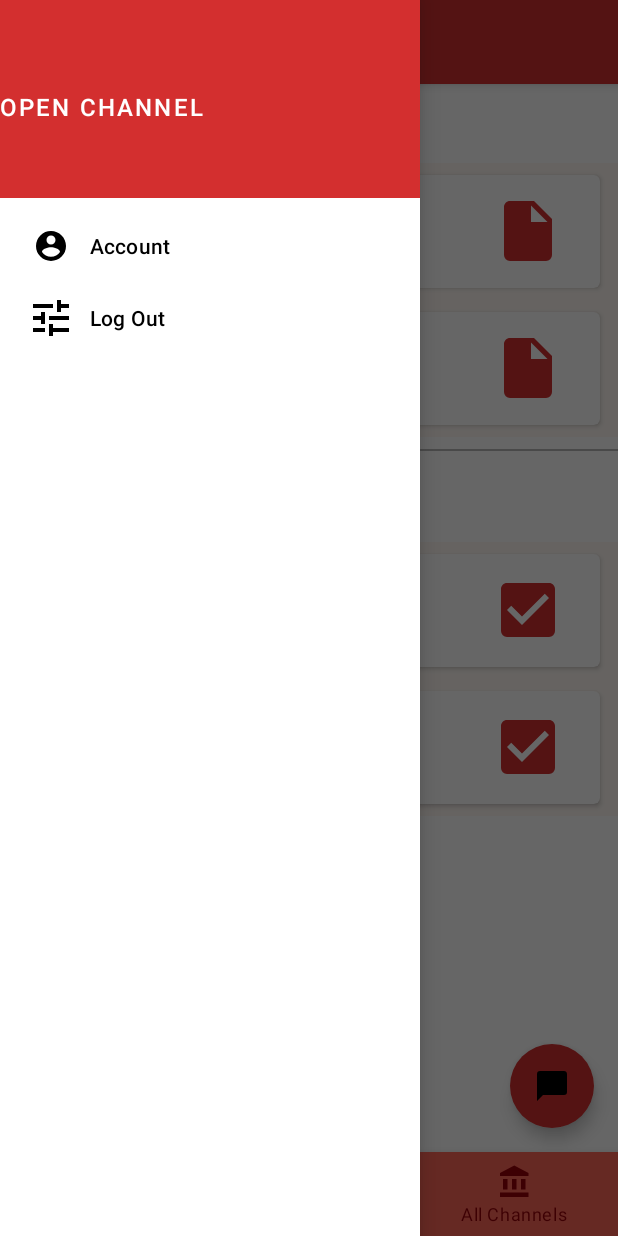
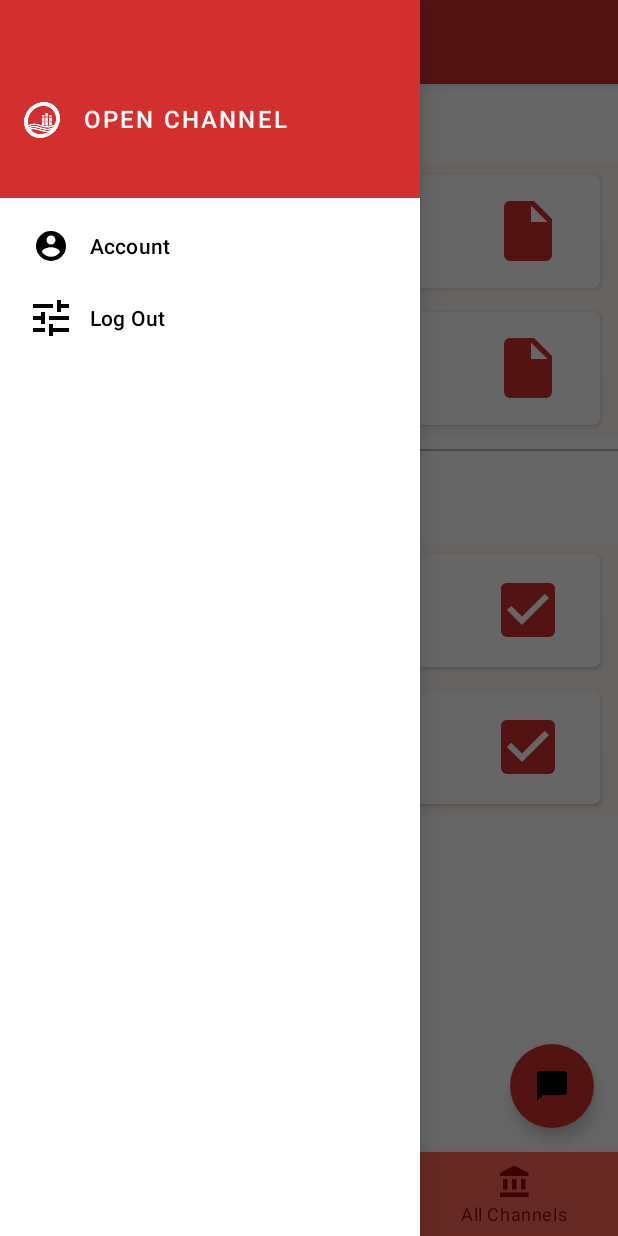
Before and after one commit to vnck/Open-Channel, an Android app: the MainActivity screen opened directly, with no data from a screen before it, with the side drawer open, on a phone screen of 412 x 824 dp. Run offline under Robolectric (Android 15) with nearby library versions, the phone set to English and light mode, and no system bars; network calls fail.

```diff
--- a/app/src/main/java/g3_2/open_channel_app/channels/CardChannelAdapter.java
+++ b/app/src/main/java/g3_2/open_channel_app/channels/CardChannelAdapter.java
@@ -42,10 +42,11 @@ public class CardChannelAdapter extends RecyclerView.Adapter<CardChannelViewHold
             holder.button.setOnClickListener(new View.OnClickListener() {
                 @Override
                 public void onClick(View v) {
-                    Snackbar.make(v, "Channel Feature Coming Soon", Snackbar.LENGTH_LONG)
-                            .setAction("Channel", null).show();
+                    Snackbar.make(v, "Subscription Feature Coming Soon", Snackbar.LENGTH_LONG)
+                            .setAction("Subscription", null).show();
                 }
             });
+            holder.currentItem = productList.get(position);
         }
     }
 
--- a/app/src/main/java/g3_2/open_channel_app/channels/CardChannelViewHolder.java
+++ b/app/src/main/java/g3_2/open_channel_app/channels/CardChannelViewHolder.java
@@ -1,6 +1,7 @@
 package g3_2.open_channel_app.channels;
 
 import android.support.annotation.NonNull;
+import android.support.design.widget.Snackbar;
 import android.support.v7.widget.RecyclerView;
 import android.view.View;
 import android.widget.Button;
@@ -9,6 +10,7 @@ import android.widget.TextView;
 import com.android.volley.toolbox.NetworkImageView;
 
 import g3_2.open_channel_app.R;
+import g3_2.open_channel_app.network.ChannelEntry;
 
 public class CardChannelViewHolder extends RecyclerView.ViewHolder {
 
@@ -16,7 +18,8 @@ public class CardChannelViewHolder extends RecyclerView.ViewHolder {
     public TextView channelTitle;
     public TextView channelOrganisation;
     public TextView channelDescription;
-    Button button;
+    public Button button;
+    public ChannelEntry currentItem;
 
     public CardChannelViewHolder(@NonNull View itemView) {
         super(itemView);
@@ -25,5 +28,11 @@ public class CardChannelViewHolder extends RecyclerView.ViewHolder {
         channelOrganisation = itemView.findViewById(R.id.organisation);
         channelDescription = itemView.findViewById(R.id.description);
         button= (Button) itemView.findViewById(R.id.subscribe_button);
+        itemView.setOnClickListener(new View.OnClickListener() {
+            @Override public void onClick(View v) {
+                Snackbar.make(v, "Channel Feature Coming Soon", Snackbar.LENGTH_LONG)
+                        .setAction("Channel", null).show();
+            }
+        });
     }
 }
--- a/app/src/main/res/drawable/oc_logo.xml
+++ b/app/src/main/res/drawable/oc_logo.xml
@@ -1,15 +1,42 @@
-<vector xmlns:android="http://schemas.android.com/apk/res/android"
-    android:width="149dp"
-    android:height="152dp"
-    android:tint="?attr/colorControlNormal"
-    android:viewportWidth="149"
-    android:viewportHeight="152">
-    <path
-        android:fillAlpha="1"
-        android:fillColor="#DADCE0"
-        android:fillType="evenOdd"
-        android:pathData="M42.262,0L0,38.653L74.489,151.994L148.977,38.653L106.723,0M46.568,11.11L21.554,33.998L99.007,33.998L99.007,11.11L46.568,11.11ZM110.125,18.174L110.125,33.998L127.416,33.998L110.125,18.174ZM80.048,45.116L80.048,123.296L131.426,45.116L80.048,45.116ZM17.551,45.116L33.976,70.101L68.93,70.101L68.93,45.116L17.551,45.116ZM41.284,81.219L68.93,123.296L68.93,81.219L41.284,81.219Z"
-        android:strokeWidth="1"
-        android:strokeAlpha="0.4"
-        android:strokeColor="#00000000" />
+<vector android:height="24dp" android:viewportHeight="169.06"
+    android:viewportWidth="170" android:width="24dp" xmlns:android="http://schemas.android.com/apk/res/android">
+    <path android:fillColor="#d32e2e" android:pathData="M84,110.21h12.58v2.36h-12.58z"/>
+    <path android:fillColor="#d32e2e" android:pathData="M84,98.12h12.58v4.86h-12.58z"/>
+    <path android:fillColor="#d32e2e" android:pathData="M84,67.9h12.58v4.86h-12.58z"/>
+    <path android:fillColor="#d32e2e" android:pathData="M84,104.16h12.58v4.86h-12.58z"/>
+    <path android:fillColor="#d32e2e" android:pathData="M84,61.91h12.58v4.81h-12.58z"/>
+    <path android:fillColor="#d32e2e" android:pathData="M84,86.03h12.58v4.86h-12.58z"/>
+    <path android:fillColor="#d32e2e" android:pathData="M84,79.99h12.58v4.86h-12.58z"/>
+    <path android:fillColor="#d32e2e" android:pathData="M84,92.08h12.58v4.86h-12.58z"/>
+    <path android:fillColor="#d32e2e" android:pathData="M84,73.95h12.58v4.86h-12.58z"/>
+    <path android:fillColor="#d32e2e" android:pathData="M100.98,67.9h12.58v4.86h-12.58z"/>
+    <path android:fillColor="#d32e2e" android:pathData="M100.98,56.44h12.58v4.23h-12.58z"/>
+    <path android:fillColor="#d32e2e" android:pathData="M100.98,73.95h12.58v4.86h-12.58z"/>
+    <path android:fillColor="#d32e2e" android:pathData="M100.98,51.02h12.58v4.23h-12.58z"/>
+    <path android:fillColor="#d32e2e" android:pathData="M100.98,92.08h12.58v4.86h-12.58z"/>
+    <path android:fillColor="#d32e2e" android:pathData="M100.98,86.03h12.58v4.86h-12.58z"/>
+    <path android:fillColor="#d32e2e" android:pathData="M100.98,98.12h12.58v4.86h-12.58z"/>
+    <path android:fillColor="#d32e2e" android:pathData="M100.98,104.16h12.58v4.86h-12.58z"/>
+    <path android:fillColor="#d32e2e" android:pathData="M100.98,79.99h12.58v4.86h-12.58z"/>
+    <path android:fillColor="#d32e2e" android:pathData="M100.98,110.21h12.58v4.4h-12.58z"/>
+    <path android:fillColor="#d32e2e" android:pathData="M100.98,61.86h12.58v4.86h-12.58z"/>
+    <path android:fillColor="#d32e2e" android:pathData="M117.96,110.21h12.58v4.4h-12.58z"/>
+    <path android:fillColor="#d32e2e" android:pathData="M117.96,61.91h12.58v4.81h-12.58z"/>
+    <path android:fillColor="#d32e2e" android:pathData="M117.96,92.08h12.58v4.86h-12.58z"/>
+    <path android:fillColor="#d32e2e" android:pathData="M117.96,79.99h12.58v4.86h-12.58z"/>
+    <path android:fillColor="#d32e2e" android:pathData="M117.96,104.16h12.58v4.86h-12.58z"/>
+    <path android:fillColor="#d32e2e" android:pathData="M117.96,98.12h12.58v4.86h-12.58z"/>
+    <path android:fillColor="#d32e2e" android:pathData="M117.96,67.9h12.58v4.86h-12.58z"/>
+    <path android:fillColor="#d32e2e" android:pathData="M117.96,73.95h12.58v4.86h-12.58z"/>
+    <path android:fillColor="#d32e2e" android:pathData="M117.96,86.03h12.58v4.86h-12.58z"/>
+    <path android:fillColor="#00000000"
+        android:pathData="M14,128.81A45.71,45.71 0,0 1,25 120.08c32.13,-17.91 65.61,18.8 106.85,4.49 5.69,-2 14.8,-6.06 25.08,-15.49"
+        android:strokeColor="#d32e2e" android:strokeWidth="6"/>
+    <path android:fillColor="#00000000"
+        android:pathData="M15.09,117.94a46.16,46.16 0,0 1,11.07 -8.73C58.3,91.31 91.77,128 133,113.7c5.69,-2 14.8,-6.06 25.09,-15.49"
+        android:strokeColor="#d32e2e" android:strokeWidth="6"/>
+    <path android:fillColor="#00000000"
+        android:pathData="M17.58,134.3A43.15,43.15 0,0 1,24 130c31.65,-17.56 65.09,19.17 106.85,4.48a68.56,68.56 0,0 0,16.46 -8.54"
+        android:strokeColor="#d32e2e" android:strokeWidth="6"/>
+    <path android:fillColor="#d32e2e" android:pathData="M93.89,0C47.2,0 5.38,37.85 0.47,84.53s29,84.53 75.65,84.53 88.5,-37.85 93.41,-84.53S140.57,0 93.89,0ZM78.1,150.22c-36.28,0 -62.6,-29.41 -58.79,-65.69s36.32,-65.69 72.6,-65.69 62.59,29.41 58.78,65.69S114.38,150.22 78.1,150.22Z"/>
 </vector>
--- a/app/src/main/res/layout/fragment_my_channel.xml
+++ b/app/src/main/res/layout/fragment_my_channel.xml
@@ -5,6 +5,7 @@
     android:layout_width="match_parent"
     android:layout_height="match_parent"
     tools:context=".MyChannelFragment">
+
 
     <android.support.v4.widget.NestedScrollView
         android:layout_width="match_parent"
--- a/app/src/main/res/layout/login_fragment.xml
+++ b/app/src/main/res/layout/login_fragment.xml
@@ -22,7 +22,6 @@
             android:layout_gravity="center_horizontal"
             android:layout_marginTop="48dp"
             android:layout_marginBottom="16dp"
-            android:tint="?android:attr/textColorPrimary"
             app:srcCompat="@drawable/oc_logo" />
 
         <TextView
@@ -31,6 +30,7 @@
             android:layout_gravity="center_horizontal"
             android:layout_marginBottom="132dp"
             android:text="@string/oc_app_name"
+            android:textColor="@color/colorPrimary"
             android:textAppearance="@style/TextAppearance.OpenChannel.Title" />
 
         <!-- Snippet from "Add text fields" section goes here. -->
--- a/app/src/main/res/layout/nav_header.xml
+++ b/app/src/main/res/layout/nav_header.xml
@@ -1,17 +1,29 @@
 <?xml version="1.0" encoding="utf-8"?>
-<LinearLayout xmlns:android="http://schemas.android.com/apk/res/android"
+<RelativeLayout xmlns:android="http://schemas.android.com/apk/res/android"
+    xmlns:app="http://schemas.android.com/apk/res-auto"
     android:layout_width="match_parent"
     android:layout_height="132dp"
     android:gravity="bottom"
     android:orientation="vertical"
-    android:padding="16dp"
+    android:padding="8dp"
     android:theme="@style/Widget.OpenChannel.Toolbar">
 
+    <ImageView
+        android:id="@+id/icon"
+        android:layout_width="24dp"
+        android:layout_height="24dp"
+        android:layout_marginLeft="16dp"
+        android:layout_marginBottom="8dp"
+        android:tint="@color/primaryWhite"
+        app:srcCompat="@drawable/oc_logo" />
+
     <TextView
-        android:layout_width="match_parent"
+        android:layout_width="wrap_content"
         android:layout_height="wrap_content"
+        android:layout_toRightOf="@+id/icon"
+        android:layout_marginLeft="16dp"
         android:textAppearance="@style/TextAppearance.OpenChannel.Toolbar"
         android:text="@string/oc_app_name"
         android:textColor="@color/primaryWhite" />
 
-</LinearLayout>
+</RelativeLayout>
```
Also changed, not shown: app/src/main/res/layout/fragment_all_channel.xml (indentation only).
